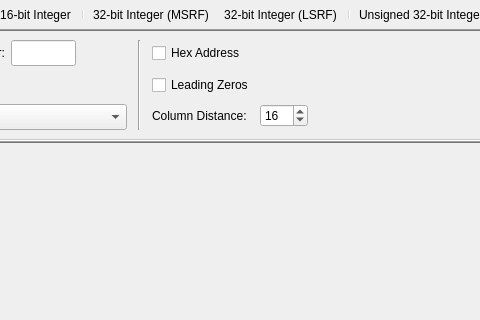
sanny32/OpenModSim, file src/formdataview.ui: the form before one commit; both pictures show x 283 to 763 and y 0 to 320 of the 866 by 410 pixel window.
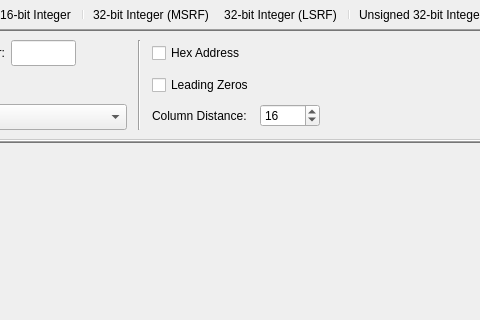
The form after the commit. Icons and pictures are not drawn. Custom widgets are drawn as their Qt base class.

The edit to the form file:
```diff
--- a/src/formdataview.ui
+++ b/src/formdataview.ui
@@ -336,7 +336,7 @@
         <widget class="QFrame" name="frame">
          <property name="minimumSize">
           <size>
-           <width>160</width>
+           <width>180</width>
            <height>0</height>
           </size>
          </property>
```
Left out of the diff: 10 changed lines with no effect on the pictures.
